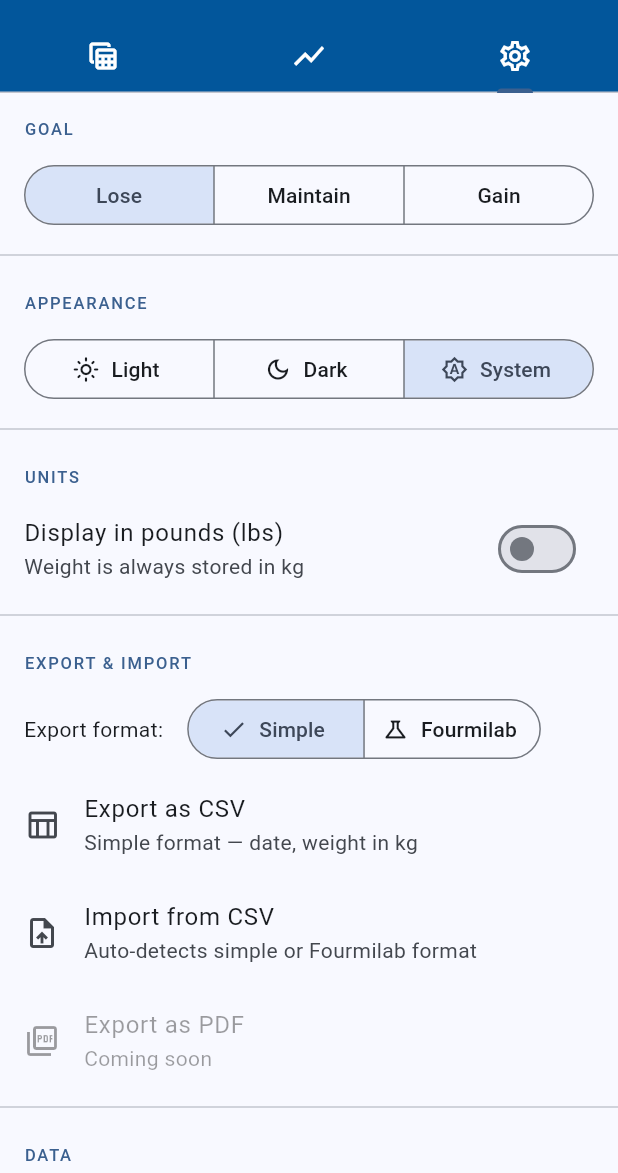
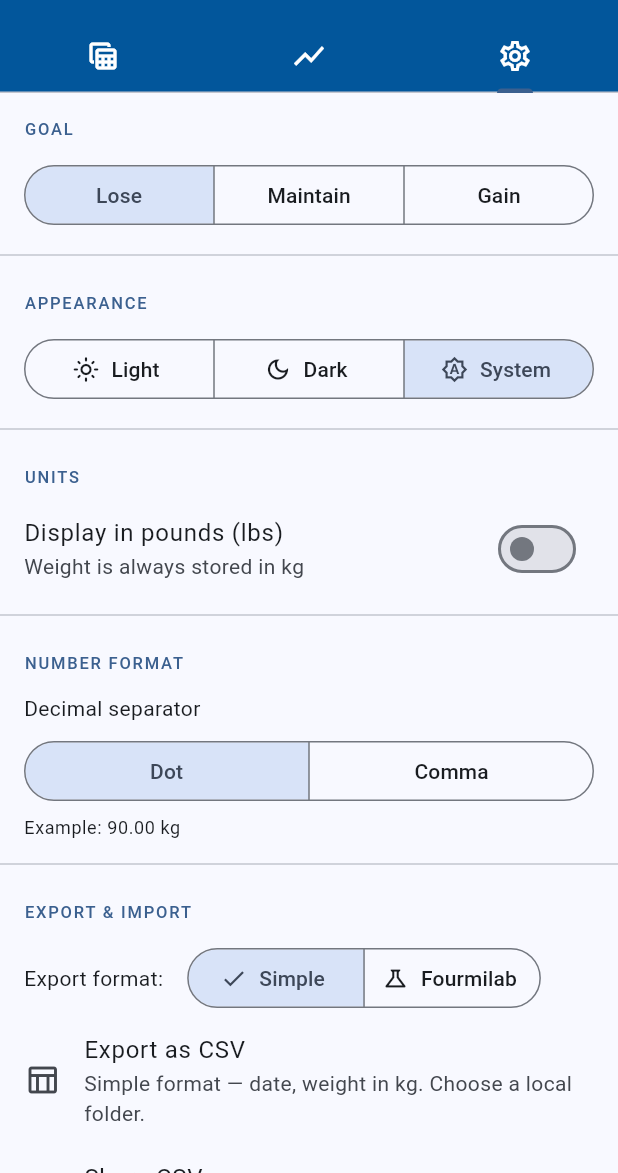
Before and after one commit to c4ssiopeia/tortotrack, a Flutter app: the screen it shows after launch, tab 3 chosen, on a phone screen of 412 x 824 dp, the part 63-1236 px from its top. Run offline on Flutter 3.47's test engine with Material 3 defaults, Android fonts, the phone set to English and light mode, and no system bars; our stand-ins replace file_picker, fl_chart, share_plus, shared_preferences, sqflite, sqflite_common_ffi; accounts and stored records are empty.

Commit message:
fix: reliable CSV export/share, permanent release signing, 2-decimal display (v0.5.4)
- Export as CSV now opens a native Save As dialog (file_picker) so the
  file lands in a folder you choose, instead of a hidden app-private
  directory that was effectively unfindable.
- Added a separate Share CSV option using share_plus, for handing the
  file to another app (Nextcloud, email, etc.) via Android's share
  sheet. Needed because file_picker's Save As write happens
  synchronously on the main thread, which silently produces an empty
  file once the other end of that write is a network upload (a known,
  documented SAF limitation, not something the save dialog itself can
  fix). Export as CSV is unchanged and still correct for local folders.
- file_picker upgraded 8.3.7 -> 10.3.10 for its rewritten, more
  reliable Android file-writing implementation.
- Release APKs now sign with a dedicated permanent keystore
  (key.properties, gitignored, keystore kept outside the repo) instead
  of Flutter's local debug key, so future releases install as normal
  in-place updates instead of forcing an uninstall each time.
- Weights now consistently show 2 decimal places everywhere (table,
  trend, interpolated estimates, the edit-entry dialog, graph axis/
  tooltip/monthly summary) instead of 1. The edit dialog previously
  pre-filled only 1 decimal, so reopening and re-saving an entry
  silently dropped its second decimal -- this is what caused weights
  to look "rounded" on export.
- Added Settings -> Number format: dot (90.00) or comma (90,00) as the
  decimal separator, display only. CSV export always uses a dot so
  files stay machine-readable.

Co-Authored-By: Claude Sonnet 5 <noreply@anthropic.com>
Claude-Session: https://claude.ai/code/session_018yCkCjd7qD4cKghq3n16Ax

```diff
--- a/lib/main.dart
+++ b/lib/main.dart
@@ -15,6 +15,10 @@ import 'database/database.dart';
 
 enum WeightGoal { lose, maintain, gain }
 
+// Display-only: which character separates the whole and fractional part of
+// a number on screen. CSV export always uses '.' regardless of this setting.
+enum DecimalSeparator { dot, comma }
+
 // Global notifiers so any widget can read or change app-wide preferences
 // without needing to pass callbacks all the way down the widget tree.
 final themeNotifier = ValueNotifier<ThemeMode>(ThemeMode.system);
@@ -22,6 +26,9 @@ final themeNotifier = ValueNotifier<ThemeMode>(ThemeMode.system);
 final useLbsNotifier = ValueNotifier<bool>(false);
 // Goal drives the trend coloring: Lose/Maintain/Gain.
 final goalNotifier = ValueNotifier<WeightGoal>(WeightGoal.lose);
+// Decimal separator used when displaying numbers: '90.00' vs '90,00'.
+final decimalSeparatorNotifier =
+    ValueNotifier<DecimalSeparator>(DecimalSeparator.dot);
 // Shared month shown in both table and graph — keeps them in sync across tabs.
 final monthNotifier = ValueNotifier<DateTime>(
   DateTime(DateTime.now().year, DateTime.now().month),
@@ -67,6 +74,11 @@ Future<void> _startup() async {
     _ => WeightGoal.lose,
   };
   useLbsNotifier.value = prefs.getBool('useLbs') ?? false;
+  decimalSeparatorNotifier.value =
+      switch (prefs.getString('decimalSeparator') ?? 'dot') {
+    'comma' => DecimalSeparator.comma,
+    _ => DecimalSeparator.dot,
+  };
   if (kDebugMode) await db.seedDummyData();
   runApp(const MainApp());
 }
--- a/lib/pages/settings_screen.dart
+++ b/lib/pages/settings_screen.dart
@@ -1,9 +1,12 @@
+import 'dart:convert';
 import 'dart:io';
+import 'dart:typed_data';
 import 'package:file_picker/file_picker.dart';
 import 'package:flutter/material.dart';
 import 'package:intl/intl.dart';
 import 'package:path/path.dart' as p;
 import 'package:path_provider/path_provider.dart';
+import 'package:share_plus/share_plus.dart';
 import 'package:shared_preferences/shared_preferences.dart';
 import '../main.dart';
 import '../database/database.dart';
@@ -57,6 +60,12 @@ class _SettingsScreenState extends State<SettingsScreen> {
     goalNotifier.value = goal;
     final prefs = await SharedPreferences.getInstance();
     await prefs.setString('goal', goal.name);
+  }
+
+  Future<void> _setDecimalSeparator(DecimalSeparator separator) async {
+    decimalSeparatorNotifier.value = separator;
+    final prefs = await SharedPreferences.getInstance();
+    await prefs.setString('decimalSeparator', separator.name);
   }
 
   @override
@@ -141,6 +150,44 @@ class _SettingsScreenState extends State<SettingsScreen> {
           ),
         ),
         const Divider(),
+        _SectionHeader('Number format'),
+        ValueListenableBuilder<DecimalSeparator>(
+          valueListenable: decimalSeparatorNotifier,
+          builder: (_, separator, _) => Padding(
+            padding: const EdgeInsets.symmetric(horizontal: 16, vertical: 8),
+            child: Column(
+              crossAxisAlignment: CrossAxisAlignment.start,
+              children: [
+                const Text('Decimal separator'),
+                const SizedBox(height: 8),
+                SizedBox(
+                  width: double.infinity,
+                  child: SegmentedButton<DecimalSeparator>(
+                    showSelectedIcon: false,
+                    segments: const [
+                      ButtonSegment(
+                        value: DecimalSeparator.dot,
+                        label: Text('Dot'),
+                      ),
+                      ButtonSegment(
+                        value: DecimalSeparator.comma,
+                        label: Text('Comma'),
+                      ),
+                    ],
+                    selected: {separator},
+                    onSelectionChanged: (s) => _setDecimalSeparator(s.first),
+                  ),
+                ),
+                const SizedBox(height: 6),
+                Text(
+                  'Example: ${separator == DecimalSeparator.dot ? '90.00 kg' : '90,00 kg'}',
+                  style: Theme.of(context).textTheme.bodySmall,
+                ),
+              ],
+            ),
+          ),
+        ),
+        const Divider(),
         _SectionHeader('Export & Import'),
         // Export format toggle
         Padding(
@@ -173,10 +220,18 @@ class _SettingsScreenState extends State<SettingsScreen> {
           title: const Text('Export as CSV'),
           subtitle: Text(
             _exportFormat == _ExportFormat.simple
-                ? 'Simple format — date, weight in kg'
-                : 'Fourmilab Hacker\'s Diet format',
+                ? 'Simple format — date, weight in kg. Choose a local folder.'
+                : 'Fourmilab Hacker\'s Diet format. Choose a local folder.',
           ),
           onTap: () => _exportCsv(context),
+        ),
+        ListTile(
+          leading: const Icon(Icons.share_outlined),
+          title: const Text('Share CSV'),
+          subtitle: const Text(
+            'Send to another app — Nextcloud, email, etc.',
+          ),
+          onTap: () => _shareCsv(context),
         ),
         ListTile(
           leading: const Icon(Icons.upload_file_outlined),
@@ -211,7 +266,10 @@ class _SettingsScreenState extends State<SettingsScreen> {
     );
   }
 
-  Future<void> _exportCsv(BuildContext context) async {
+  // Builds the CSV bytes + filename for the currently selected export
+  // format, or null (after showing a snackbar) if there's nothing to export.
+  Future<({Uint8List bytes, String fileName})?> _prepareExport(
+      BuildContext context) async {
     final entries = await db.getAllEntries();
     if (entries.isEmpty) {
       if (context.mounted) {
@@ -219,27 +277,72 @@ class _SettingsScreenState extends State<SettingsScreen> {
           const SnackBar(content: Text('No data to export.')),
         );
       }
-      return;
+      return null;
     }
 
     final csv = _exportFormat == _ExportFormat.simple
         ? buildSimpleCsv(entries)
         : buildFourmilabCsv(entries);
+    final bytes = Uint8List.fromList(utf8.encode(csv));
 
     final formatTag = _exportFormat == _ExportFormat.simple ? 'simple' : 'fourmilab';
-    final dir = await getApplicationDocumentsDirectory();
     final timestamp = DateFormat('yyyyMMdd_HHmmss').format(DateTime.now());
-    final file = File(p.join(dir.path, 'tortotrack_${formatTag}_$timestamp.csv'));
-    await file.writeAsString(csv);
+    final fileName = 'tortotrack_${formatTag}_$timestamp.csv';
+    return (bytes: bytes, fileName: fileName);
+  }
+
+  Future<void> _exportCsv(BuildContext context) async {
+    final prepared = await _prepareExport(context);
+    if (prepared == null) return;
+    final (:bytes, :fileName) = prepared;
+
+    final outputPath = await FilePicker.platform.saveFile(
+      dialogTitle: 'Export weight data as CSV',
+      fileName: fileName,
+      type: FileType.custom,
+      allowedExtensions: ['csv'],
+      bytes: bytes,
+    );
+
+    if (outputPath == null) return; // user cancelled the dialog
+
+    // On Android/iOS the plugin writes the file itself from `bytes` via the
+    // system's Storage Access Framework. On desktop it only returns the
+    // chosen path and leaves writing the file to us.
+    if (!Platform.isAndroid && !Platform.isIOS) {
+      await File(outputPath).writeAsBytes(bytes);
+    }
 
     if (context.mounted) {
       ScaffoldMessenger.of(context).showSnackBar(
         SnackBar(
-          content: Text('Saved to ${file.path}'),
+          content: Text('Saved to $outputPath'),
           duration: const Duration(seconds: 6),
         ),
       );
     }
+  }
+
+  // Hands the CSV to another app (Nextcloud, email, etc.) via the OS share
+  // sheet instead of the SAF "Save As" dialog. This matters specifically for
+  // cloud-backed destinations: file_picker's saveFile() writes bytes
+  // synchronously on the UI thread, which is unreliable once the other end
+  // of that write is a network upload (Android can cut it short, leaving an
+  // empty file, with no error). Sharing hands the file to the receiving app
+  // instead, which uploads it on its own terms — the standard Android way
+  // to pass a file to another app.
+  Future<void> _shareCsv(BuildContext context) async {
+    final prepared = await _prepareExport(context);
+    if (prepared == null) return;
+    final (:bytes, :fileName) = prepared;
+
+    final tempDir = await getTemporaryDirectory();
+    final file = File(p.join(tempDir.path, fileName));
+    await file.writeAsBytes(bytes);
+
+    await SharePlus.instance.share(
+      ShareParams(files: [XFile(file.path, mimeType: 'text/csv')]),
+    );
   }
 
   Future<void> _importCsv(BuildContext context) async {
--- a/pubspec.yaml
+++ b/pubspec.yaml
@@ -1,7 +1,7 @@
 name: tortotrack
 description: "Weight tracking app with Hacker's Diet trend line."
 publish_to: 'none'
-version: 0.5.0+7
+version: 0.5.4+11
 
 environment:
   sdk: ^3.11.1
@@ -24,8 +24,9 @@ dependencies:
   fl_chart: ^0.70.0
 
   # Export / Import
-  file_picker: ^8.0.0
+  file_picker: ^10.3.10
   sqflite_common_ffi: ^2.3.0
+  share_plus: ^12.0.2
 
 dev_dependencies:
   flutter_test:
```
Also changed, not shown: lib/pages/graph_screen.dart (+9 -5 lines), lib/pages/table_screen.dart (+9 -10 lines), lib/src/number_format.dart (added, +18 -0 lines), 2 other files.
